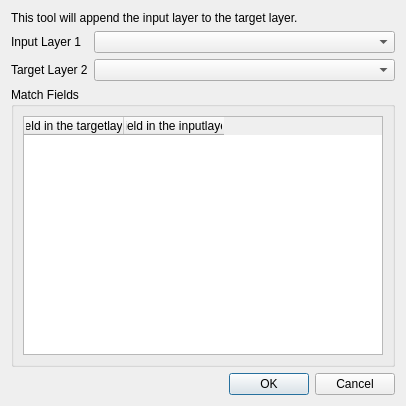
The window that ui_mergeLayers_dialog.ui (milieuinfo/mergeLayers) describes before a commit, drawn with Qt 5.
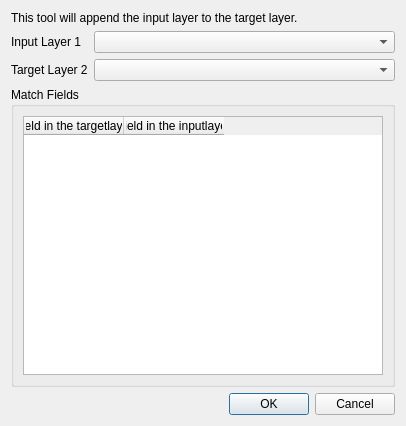
The same window after the commit. Icons and pictures are not drawn.

```diff
--- a/ui_mergeLayers_dialog.ui
+++ b/ui_mergeLayers_dialog.ui
@@ -7,7 +7,7 @@
     <x>0</x>
     <y>0</y>
     <width>406</width>
-    <height>406</height>
+    <height>426</height>
    </rect>
   </property>
   <property name="windowTitle">
```
Left out of the diff: 2 changed lines with no effect on the pictures.
